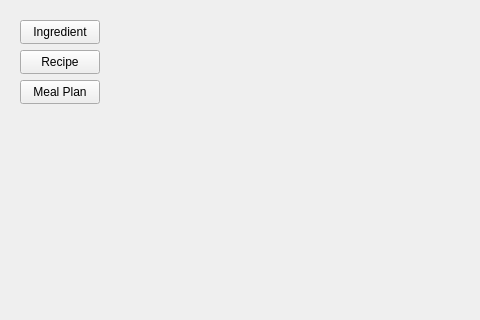
Old version of the form mainwindow.ui in the repository khooinguyeen/FoodManagementSystem; both pictures show x 0 to 480 and y 0 to 320 of the 800 by 600 pixel window.
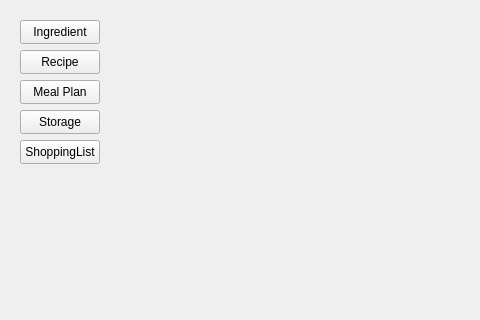
New version of the form.

What changed in the file:
```diff
--- a/mainwindow.ui
+++ b/mainwindow.ui
@@ -53,6 +53,32 @@
      <string>Meal Plan</string>
     </property>
    </widget>
+   <widget class="QPushButton" name="storageButton">
+    <property name="geometry">
+     <rect>
+      <x>20</x>
+      <y>110</y>
+      <width>80</width>
+      <height>24</height>
+     </rect>
+    </property>
+    <property name="text">
+     <string>Storage</string>
+    </property>
+   </widget>
+   <widget class="QPushButton" name="shoppinglistButton">
+    <property name="geometry">
+     <rect>
+      <x>20</x>
+      <y>140</y>
+      <width>80</width>
+      <height>24</height>
+     </rect>
+    </property>
+    <property name="text">
+     <string>ShoppingList</string>
+    </property>
+   </widget>
   </widget>
  </widget>
  <resources/>
```
